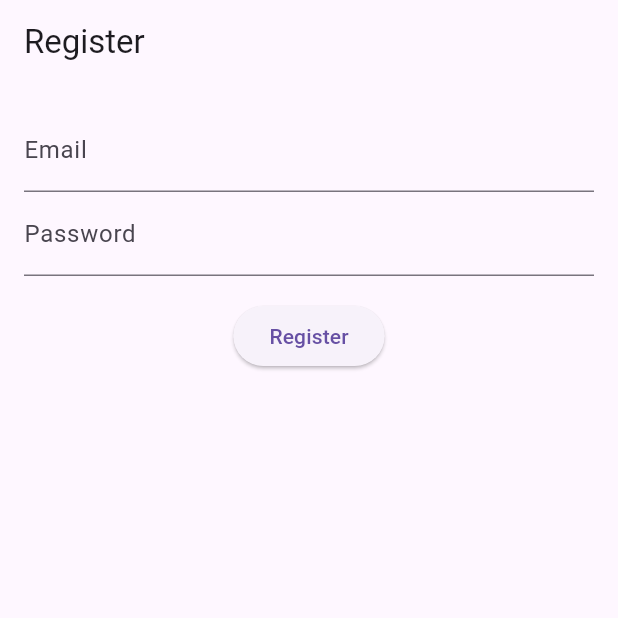
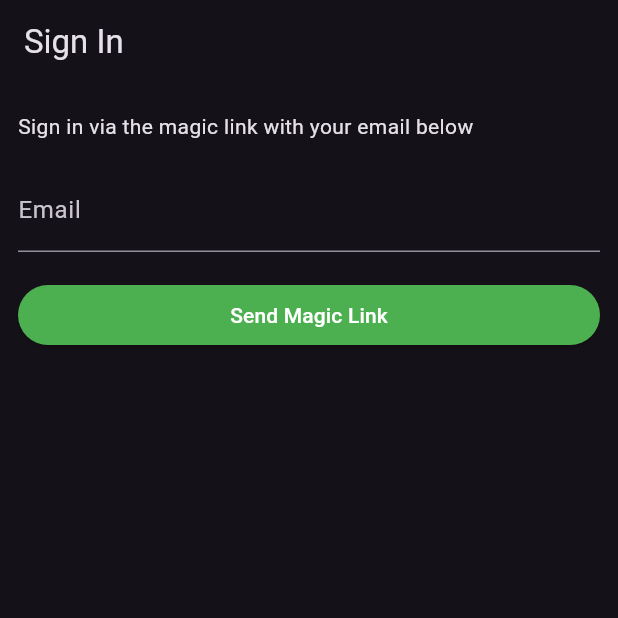
Before and after one commit to muhammadsaleh14/tauker_flutter, a Flutter app: the screen it shows after launch, on a phone screen of 412 x 824 dp, the top half of it. Run offline on Flutter 3.47's test engine with Material 3 defaults, Android fonts, the phone set to English and light mode, and no system bars; our stand-ins replace flutter_dotenv, supabase_flutter; accounts and stored records are empty.

Commit message:
magic email link sign in implemented

```diff
--- a/lib/main.dart
+++ b/lib/main.dart
@@ -1,45 +1,58 @@
 import 'package:flutter/material.dart';
+import 'package:flutter_dotenv/flutter_dotenv.dart';
 import 'package:supabase_flutter/supabase_flutter.dart';
-import 'package:tauker_mobile/screens/HomeScreen.dart';
-import 'package:tauker_mobile/screens/auth_ui.dart';
-import 'package:tauker_mobile/screens/user_signin.dart';
-import 'package:tauker_mobile/screens/user_signup.dart';
+import 'package:tauker_mobile/pages/account_page.dart';
+import 'package:tauker_mobile/pages/login_page.dart';
 
 void main() async {
+  await dotenv.load(fileName: ".env");
   await Supabase.initialize(
-    );
+    url: dotenv.env['SUPABASE_URL']!,
+    anonKey: dotenv.env['SUPABASE_ANON_KEY']!,
+  );
+
   runApp(MyApp());
 }
+
 final supabase = Supabase.instance.client;
+
 class MyApp extends StatelessWidget {
+  const MyApp({super.key});
+
   @override
   Widget build(BuildContext context) {
     return MaterialApp(
-      title: 'Flutter Supabase Auth',
-      initialRoute: '/login',
-      routes: {
-        '/login': (context) => UserSignup(),
-        '/homeScreen': (context) => const HomeScreen(),
-      },
-      // home: AuthStateHandler(),
+      title: 'Supabase Flutter',
+      theme: ThemeData.dark().copyWith(
+        primaryColor: Colors.green,
+        textButtonTheme: TextButtonThemeData(
+          style: TextButton.styleFrom(
+            foregroundColor: Colors.green,
+          ),
+        ),
+        elevatedButtonTheme: ElevatedButtonThemeData(
+          style: ElevatedButton.styleFrom(
+            foregroundColor: Colors.white,
+            backgroundColor: Colors.green,
+          ),
+        ),
+      ),
+      home: supabase.auth.currentSession == null
+          ? const LoginPage()
+          : const AccountPage(),
     );
   }
 }
 
-class AuthStateHandler extends StatelessWidget {
-  const AuthStateHandler({super.key});
-
-  @override
-  Widget build(BuildContext context) {
-    return StreamBuilder<AuthState>(
-      stream: Supabase.instance.client.auth.onAuthStateChange,
-      builder: (context, snapshot) {
-        if (snapshot.hasData && snapshot.data!.session != null) {
-          return const HomeScreen(); // The screen after successful sign-in
-        } else {
-          return UserSignup(); // The unified authentication screen
-        }
-      },
+extension ContextExtension on BuildContext {
+  void showSnackBar(String message, {bool isError = false}) {
+    ScaffoldMessenger.of(this).showSnackBar(
+      SnackBar(
+        content: Text(message),
+        backgroundColor: isError
+            ? Theme.of(this).colorScheme.error
+            : Theme.of(this).snackBarTheme.backgroundColor,
+      ),
     );
   }
 }
--- /dev/null
+++ b/lib/pages/login_page.dart
@@ -0,0 +1,107 @@
+import 'dart:async';
+
+import 'package:flutter/foundation.dart';
+import 'package:flutter/material.dart';
+import 'package:supabase_flutter/supabase_flutter.dart';
+
+import 'package:tauker_mobile/main.dart';
+
+import 'account_page.dart';
+
+class LoginPage extends StatefulWidget {
+  const LoginPage({super.key});
+
+  @override
+  State<LoginPage> createState() => _LoginPageState();
+}
+
+class _LoginPageState extends State<LoginPage> {
+  bool _isLoading = false;
+  bool _redirecting = false;
+  late final TextEditingController _emailController = TextEditingController();
+  late final StreamSubscription<AuthState> _authStateSubscription;
+
+  Future<void> _signIn() async {
+    try {
+      setState(() {
+        _isLoading = true;
+      });
+      await supabase.auth.signInWithOtp(
+        email: _emailController.text.trim(),
+        emailRedirectTo:
+        kIsWeb ? null : 'io.supabase.flutterquickstart://login-callback/',
+      );
+      if (mounted) {
+        context.showSnackBar('Check your email for a login link!');
+
+        _emailController.clear();
+      }
+    } on AuthException catch (error) {
+      if (mounted) context.showSnackBar(error.message, isError: true);
+    } catch (error) {
+      if (mounted) {
+        context.showSnackBar('Unexpected error occurred', isError: true);
+      }
+    } finally {
+      if (mounted) {
+        setState(() {
+          _isLoading = false;
+        });
+      }
+    }
+  }
+
+  @override
+  void initState() {
+    _authStateSubscription = supabase.auth.onAuthStateChange.listen(
+          (data) {
+        if (_redirecting) return;
+        final session = data.session;
+        if (session != null) {
+          _redirecting = true;
+          Navigator.of(context).pushReplacement(
+            MaterialPageRoute(builder: (context) => const AccountPage()),
+          );
+        }
+      },
+      onError: (error) {
+        if (error is AuthException) {
+          context.showSnackBar(error.message, isError: true);
+        } else {
+          context.showSnackBar('Unexpected error occurred', isError: true);
+        }
+      },
+    );
+    super.initState();
+  }
+
+  @override
+  void dispose() {
+    _emailController.dispose();
+    _authStateSubscription.cancel();
+    super.dispose();
+  }
+
+  @override
+  Widget build(BuildContext context) {
+    return Scaffold(
+      appBar: AppBar(title: const Text('Sign In')),
+      body: ListView(
+        padding: const EdgeInsets.symmetric(vertical: 18, horizontal: 12),
+        children: [
+          const Text('Sign in via the magic link with your email below'),
+          const SizedBox(height: 18),
+          TextFormField(
+            controller: _emailController,
+            decoration: const InputDecoration(labelText: 'Email'),
+          ),
+          const SizedBox(height: 18),
+          ElevatedButton(
+            onPressed: _isLoading ? null : _signIn,
+            child: Text(_isLoading ? 'Sending...' : 'Send Magic Link'),
+          ),
+        ],
+      ),
+    );
+  }
+}
--- a/lib/screens/user_signup.dart
+++ /dev/null
@@ -1,61 +0,0 @@
-import 'package:flutter/material.dart';
-import 'package:supabase_flutter/supabase_flutter.dart';
-
-class UserSignup extends StatelessWidget {
-  final TextEditingController emailController = TextEditingController();
-  final TextEditingController passwordController = TextEditingController();
-
-  UserSignup({super.key});
-
-  @override
-  Widget build(BuildContext context) {
-    return Scaffold(
-      appBar: AppBar(
-        title: const Text('Register'),
-      ),
-      body: Padding(
-        padding: const EdgeInsets.all(16.0),
-        child: Column(
-          children: [
-            TextField(
-              controller: emailController,
-              decoration: const InputDecoration(labelText: 'Email'),
-            ),
-            TextField(
-              controller: passwordController,
-              decoration: const InputDecoration(labelText: 'Password'),
-              obscureText: true,
-            ),
-            const SizedBox(height: 16),
-            ElevatedButton(
-              onPressed: () async {
-                try {
-                  final response = await Supabase.instance.client.auth.signUp(
-                    email: emailController.text,
-                    password: passwordController.text,
-                  );
-
-                  // Registration successful, you can proceed with the signed-up user
-                  print('User registered successfully: ${response.user!.email}');
-
-                  ScaffoldMessenger.of(context).showSnackBar(
-                    const SnackBar(content: Text('Registration successful')),
-                  );
-
-                } catch (error) {
-                  // Handle the registration error, such as a duplicate email
-                  print('Registration error: $error');
-
-                  ScaffoldMessenger.of(context).showSnackBar(
-                    SnackBar(content: Text('Registration failed: ${error.toString()}')),
-                  );
-                }
-              },
-              child: const Text('Register'),
-            ),
-          ],
-        ),
-      ),
-    );
-  }
-}
--- a/pubspec.yaml
+++ b/pubspec.yaml
@@ -38,6 +38,7 @@ dependencies:
   supabase_flutter: ^2.6.0
   google_sign_in: ^6.2.1
   supabase_auth_ui: ^0.5.0
+  flutter_dotenv: ^5.1.0
 
 dev_dependencies:
   flutter_test:
@@ -62,7 +63,8 @@ flutter:
   uses-material-design: true
 
   # To add assets to your application, add an assets section, like this:
-  # assets:
+  assets:
+    - .env
   #   - images/a_dot_burr.jpeg
   #   - images/a_dot_ham.jpeg
 
```
Also changed, not shown: lib/components/google_signin.dart (deleted, +0 -48 lines), lib/pages/account_page.dart (added, +138 -0 lines), lib/screens/HomeScreen.dart (deleted, +0 -12 lines), lib/screens/auth_ui.dart (deleted, +0 -36 lines), lib/screens/user_signin.dart (deleted, +0 -57 lines), pubspec.lock, 3 other files.
